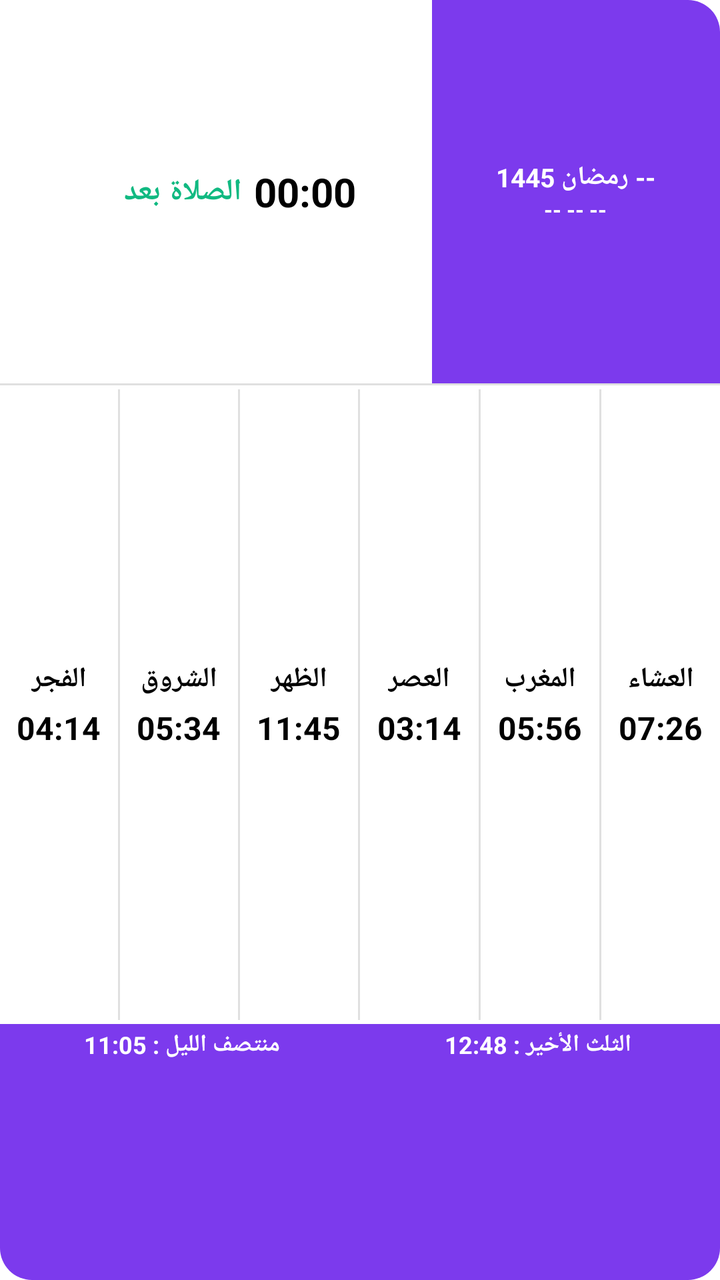
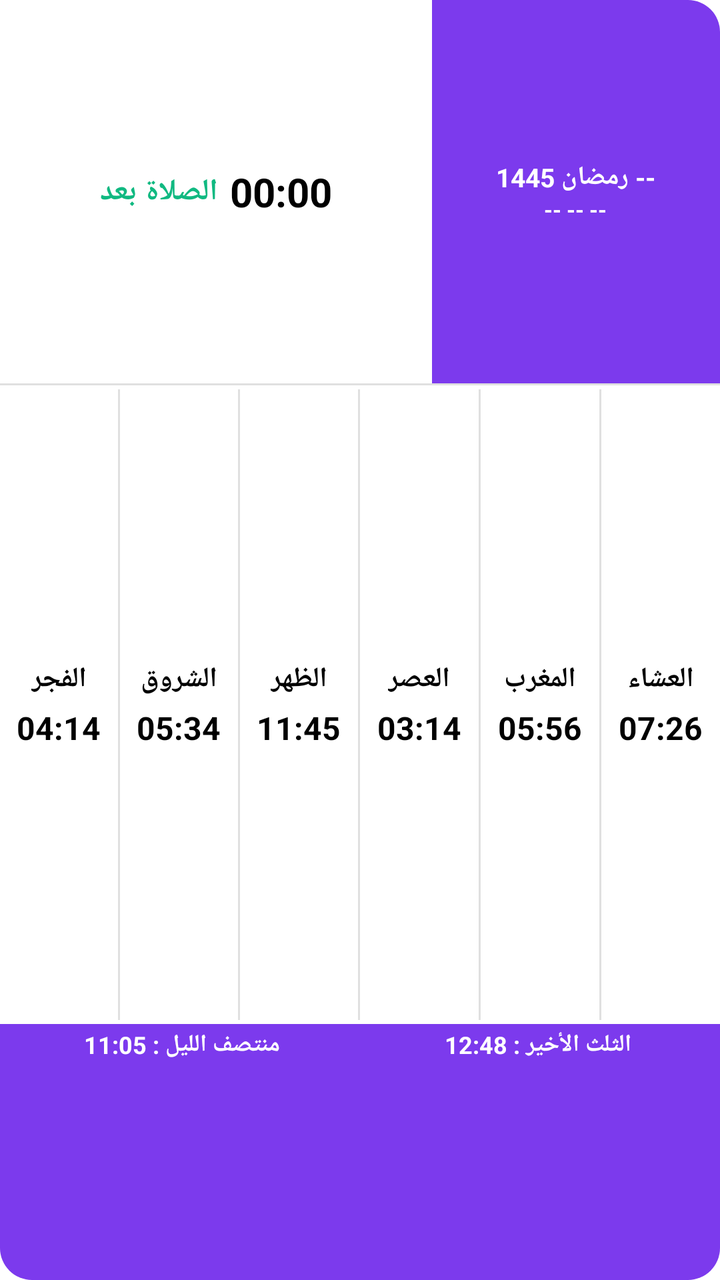

Before-and-after screenshots of an Android layout around one commit, followed by the original layout XML and the change that was made.
<!-- AndroidManifest.xml: application theme AppTheme.NoActionBar -->
<!-- res/layout/prayer_widget.xml -->
<?xml version="1.0" encoding="utf-8"?>
<LinearLayout xmlns:android="http://schemas.android.com/apk/res/android"
    android:id="@+id/widget_root"
    android:layout_width="match_parent"
    android:layout_height="match_parent"
    android:orientation="vertical"
    android:background="@drawable/widget_bg_white"
    android:layout_margin="0dp"
    android:padding="0dp">

    
    <LinearLayout
        android:layout_width="match_parent"
        android:layout_height="0dp"
        android:layout_weight="30"
        android:orientation="horizontal"
        android:baselineAligned="false">

        
        <LinearLayout
            android:layout_width="0dp"
            android:layout_weight="6"
            android:layout_height="match_parent"
            android:background="@drawable/widget_top_right_bg"
            android:orientation="horizontal"
            android:gravity="center"
            android:padding="0dp">

            <ImageView
                android:layout_width="20dp"
                android:layout_height="20dp"
                android:src="@mipmap/ic_launcher"
                android:layout_marginEnd="4dp" />

            <TextView
                android:id="@+id/widget_next_prayer_name"
                android:layout_width="wrap_content"
                android:layout_height="wrap_content"
                android:text="الصلاة بعد"
                android:textColor="#10b981"
                android:textSize="15sp"
                android:textStyle="bold"
                android:layout_marginEnd="6dp" />

            <Chronometer
                android:id="@+id/widget_next_prayer_time"
                android:layout_width="wrap_content"
                android:layout_height="wrap_content"
                android:textColor="#000000"
                android:textSize="20sp"
                android:textStyle="bold"
                android:layout_marginTop="0dp"
                android:countDown="true" />
        </LinearLayout>

        
        <LinearLayout
            android:id="@+id/widget_left_section"
            android:layout_width="0dp"
            android:layout_weight="4"
            android:layout_height="match_parent"
            android:background="@drawable/widget_left_bg"
            android:orientation="horizontal"
            android:gravity="center"
            android:padding="4dp">

            <LinearLayout
                android:layout_width="wrap_content"
                android:layout_height="wrap_content"
                android:orientation="vertical"
                android:gravity="center">

                <TextView
                    android:id="@+id/widget_hijri_date"
                    android:layout_width="wrap_content"
                    android:layout_height="wrap_content"
                    android:text="-- رمضان 1445"
                    android:textColor="#FFFFFF"
                    android:textSize="13sp"
                    android:textStyle="bold"
                    android:layout_marginTop="0dp" />

                <TextView
                    android:id="@+id/widget_gregorian_date"
                    android:layout_width="wrap_content"
                    android:layout_height="wrap_content"
                    android:text="-- -- --"
                    android:textColor="#FFFFFF"
                    android:textSize="11sp"
                    android:textStyle="bold"
                    android:layout_marginTop="0dp" />
            </LinearLayout>
        </LinearLayout>
    </LinearLayout>

    
    <FrameLayout
        android:layout_width="match_parent"
        android:layout_height="1dp"
        android:background="#E0E0E0" />

    
    <LinearLayout
        android:layout_width="match_parent"
        android:layout_height="0dp"
        android:layout_weight="50"
        android:orientation="horizontal"
        android:background="#FFFFFF"
        android:paddingTop="0dp"
        android:paddingBottom="0dp">

        
        <LinearLayout android:id="@+id/col_fajr" android:layout_width="0dp" android:layout_weight="1" android:layout_height="match_parent" android:orientation="vertical" android:gravity="center">
            <TextView android:id="@+id/name_fajr" android:layout_width="wrap_content" android:layout_height="wrap_content" android:text="الفجر" android:textColor="#000000" android:textSize="14sp" android:textStyle="bold"/>
            <TextView android:id="@+id/time_fajr" android:layout_width="wrap_content" android:layout_height="wrap_content" android:text="04:14" android:textColor="#000000" android:textSize="16sp" android:textStyle="bold" android:layout_marginTop="4dp"/>
        </LinearLayout>
        <FrameLayout android:layout_width="1dp" android:layout_height="match_parent" android:background="#E0E0E0" android:layout_marginTop="2dp" android:layout_marginBottom="2dp"/>

        
        <LinearLayout android:id="@+id/col_sunrise" android:layout_width="0dp" android:layout_weight="1" android:layout_height="match_parent" android:orientation="vertical" android:gravity="center">
            <TextView android:id="@+id/name_sunrise" android:layout_width="wrap_content" android:layout_height="wrap_content" android:text="الشروق" android:textColor="#000000" android:textSize="14sp" android:textStyle="bold"/>
            <TextView android:id="@+id/time_sunrise" android:layout_width="wrap_content" android:layout_height="wrap_content" android:text="05:34" android:textColor="#000000" android:textSize="16sp" android:textStyle="bold" android:layout_marginTop="4dp"/>
        </LinearLayout>
        <FrameLayout android:layout_width="1dp" android:layout_height="match_parent" android:background="#E0E0E0" android:layout_marginTop="2dp" android:layout_marginBottom="2dp"/>

        
        <LinearLayout android:id="@+id/col_dhuhr" android:layout_width="0dp" android:layout_weight="1" android:layout_height="match_parent" android:orientation="vertical" android:gravity="center">
            <TextView android:id="@+id/name_dhuhr" android:layout_width="wrap_content" android:layout_height="wrap_content" android:text="الظهر" android:textColor="#000000" android:textSize="14sp" android:textStyle="bold"/>
            <TextView android:id="@+id/time_dhuhr" android:layout_width="wrap_content" android:layout_height="wrap_content" android:text="11:45" android:textColor="#000000" android:textSize="16sp" android:textStyle="bold" android:layout_marginTop="4dp"/>
        </LinearLayout>
        <FrameLayout android:layout_width="1dp" android:layout_height="match_parent" android:background="#E0E0E0" android:layout_marginTop="2dp" android:layout_marginBottom="2dp"/>

        
        <LinearLayout android:id="@+id/col_asr" android:layout_width="0dp" android:layout_weight="1" android:layout_height="match_parent" android:orientation="vertical" android:gravity="center">
            <TextView android:id="@+id/name_asr" android:layout_width="wrap_content" android:layout_height="wrap_content" android:text="العصر" android:textColor="#000000" android:textSize="14sp" android:textStyle="bold"/>
            <TextView android:id="@+id/time_asr" android:layout_width="wrap_content" android:layout_height="wrap_content" android:text="03:14" android:textColor="#000000" android:textSize="16sp" android:textStyle="bold" android:layout_marginTop="4dp"/>
        </LinearLayout>
        <FrameLayout android:layout_width="1dp" android:layout_height="match_parent" android:background="#E0E0E0" android:layout_marginTop="2dp" android:layout_marginBottom="2dp"/>

        
        <LinearLayout android:id="@+id/col_maghrib" android:layout_width="0dp" android:layout_weight="1" android:layout_height="match_parent" android:orientation="vertical" android:gravity="center">
            <TextView android:id="@+id/name_maghrib" android:layout_width="wrap_content" android:layout_height="wrap_content" android:text="المغرب" android:textColor="#000000" android:textSize="14sp" android:textStyle="bold"/>
            <TextView android:id="@+id/time_maghrib" android:layout_width="wrap_content" android:layout_height="wrap_content" android:text="05:56" android:textColor="#000000" android:textSize="16sp" android:textStyle="bold" android:layout_marginTop="4dp"/>
        </LinearLayout>
        <FrameLayout android:layout_width="1dp" android:layout_height="match_parent" android:background="#E0E0E0" android:layout_marginTop="2dp" android:layout_marginBottom="2dp"/>

        
        <LinearLayout android:id="@+id/col_isha" android:layout_width="0dp" android:layout_weight="1" android:layout_height="match_parent" android:orientation="vertical" android:gravity="center">
            <TextView android:id="@+id/name_isha" android:layout_width="wrap_content" android:layout_height="wrap_content" android:text="العشاء" android:textColor="#000000" android:textSize="14sp" android:textStyle="bold"/>
            <TextView android:id="@+id/time_isha" android:layout_width="wrap_content" android:layout_height="wrap_content" android:text="07:26" android:textColor="#000000" android:textSize="16sp" android:textStyle="bold" android:layout_marginTop="4dp"/>
        </LinearLayout>
    </LinearLayout>

    
    <LinearLayout
        android:id="@+id/widget_bottom_section"
        android:layout_width="match_parent"
        android:layout_height="0dp"
        android:layout_weight="20"
        android:orientation="horizontal"
        android:background="@drawable/widget_bottom_bg"
        android:padding="2dp">

        <TextView
            android:id="@+id/widget_midnight"
            android:layout_width="0dp"
            android:layout_weight="1"
            android:layout_height="wrap_content"
            android:text="منتصف الليل : 11:05"
            android:textColor="#FFFFFF"
            android:textSize="12sp"
            android:textStyle="bold"
            android:gravity="center" />

        <TextView
            android:id="@+id/widget_last_third"
            android:layout_width="0dp"
            android:layout_weight="1"
            android:layout_height="wrap_content"
            android:text="الثلث الأخير : 12:48"
            android:textColor="#FFFFFF"
            android:textSize="12sp"
            android:textStyle="bold"
            android:gravity="center" />
    </LinearLayout>
</LinearLayout>
<!-- resources referenced by this layout -->
<resources>
  <!-- drawable widget_bg_white (drawable) -->
  <?xml version="1.0" encoding="utf-8"?>
  <shape xmlns:android="http://schemas.android.com/apk/res/android">
      <solid android:color="#FFFFFF" />
      <corners android:radius="16dp" />
  </shape>
  <!-- drawable widget_bottom_bg (drawable) -->
  <?xml version="1.0" encoding="utf-8"?>
  <shape xmlns:android="http://schemas.android.com/apk/res/android">
      <solid android:color="#7c3aed" />
      <corners android:bottomLeftRadius="16dp" android:bottomRightRadius="16dp" />
  </shape>
  <!-- drawable widget_left_bg (drawable) -->
  <?xml version="1.0" encoding="utf-8"?>
  <shape xmlns:android="http://schemas.android.com/apk/res/android">
      <solid android:color="#7c3aed" />
      <corners android:topRightRadius="16dp" />
  </shape>
  <!-- drawable widget_top_right_bg (drawable) -->
  <?xml version="1.0" encoding="utf-8"?>
  <shape xmlns:android="http://schemas.android.com/apk/res/android">
      <solid android:color="#FFFFFF" />
      <corners android:topLeftRadius="16dp" />
  </shape>
  <!-- mipmap ic_launcher (mipmap-anydpi-v26) -->
  <?xml version="1.0" encoding="utf-8"?>
  <adaptive-icon xmlns:android="http://schemas.android.com/apk/res/android">
    <background android:drawable="@mipmap/ic_launcher_adaptive_back"/>
    <foreground android:drawable="@mipmap/ic_launcher_adaptive_fore"/>
  </adaptive-icon>
  <style name="AppTheme.NoActionBar" parent="Theme.AppCompat.DayNight.NoActionBar">
          <item name="windowActionBar">false</item>
          <item name="windowNoTitle">true</item>
          <item name="android:windowBackground">@android:color/transparent</item>
          <item name="android:windowIsTranslucent">true</item>
      </style>
</resources>

<!-- the commit's change to res/layout/prayer_widget.xml (unified diff, before → after) -->
@@ -17,41 +17,49 @@
         android:baselineAligned="false">
 
         
-        <LinearLayout
+        <RelativeLayout
             android:layout_width="0dp"
             android:layout_weight="6"
             android:layout_height="match_parent"
             android:background="@drawable/widget_top_right_bg"
-            android:orientation="horizontal"
-            android:gravity="center"
             android:padding="0dp">
 
             <ImageView
                 android:layout_width="20dp"
                 android:layout_height="20dp"
                 android:src="@mipmap/ic_launcher"
-                android:layout_marginEnd="4dp" />
+                android:layout_alignParentEnd="true"
+                android:layout_centerVertical="true"
+                android:layout_marginEnd="16dp" />
 
-            <TextView
-                android:id="@+id/widget_next_prayer_name"
+            <LinearLayout
                 android:layout_width="wrap_content"
                 android:layout_height="wrap_content"
-                android:text="الصلاة بعد"
-                android:textColor="#10b981"
-                android:textSize="15sp"
-                android:textStyle="bold"
-                android:layout_marginEnd="6dp" />
+                android:orientation="horizontal"
+                android:layout_centerInParent="true"
+                android:gravity="center">
 
-            <Chronometer
-                android:id="@+id/widget_next_prayer_time"
-                android:layout_width="wrap_content"
-                android:layout_height="wrap_content"
-                android:textColor="#000000"
-                android:textSize="20sp"
-                android:textStyle="bold"
-                android:layout_marginTop="0dp"
-                android:countDown="true" />
-        </LinearLayout>
+                <TextView
+                    android:id="@+id/widget_next_prayer_name"
+                    android:layout_width="wrap_content"
+                    android:layout_height="wrap_content"
+                    android:text="الصلاة بعد"
+                    android:textColor="#10b981"
+                    android:textSize="15sp"
+                    android:textStyle="bold"
+                    android:layout_marginEnd="6dp" />
+
+                <Chronometer
+                    android:id="@+id/widget_next_prayer_time"
+                    android:layout_width="wrap_content"
+                    android:layout_height="wrap_content"
+                    android:textColor="#000000"
+                    android:textSize="20sp"
+                    android:textStyle="bold"
+                    android:layout_marginTop="0dp"
+                    android:countDown="true" />
+            </LinearLayout>
+        </RelativeLayout>
 
         
         <LinearLayout
